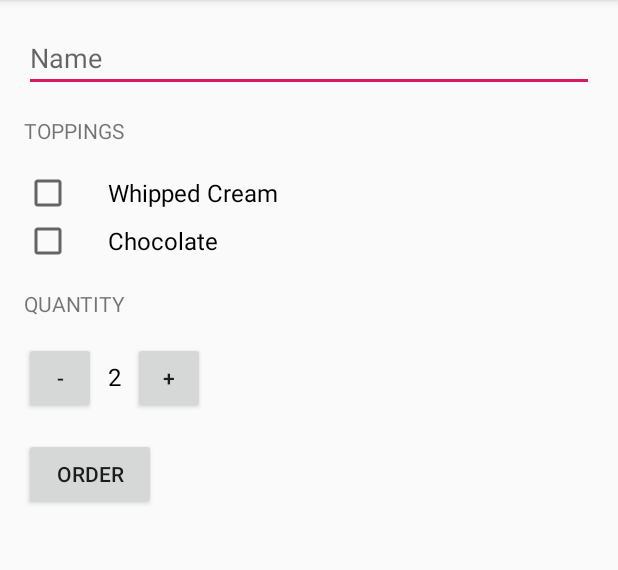
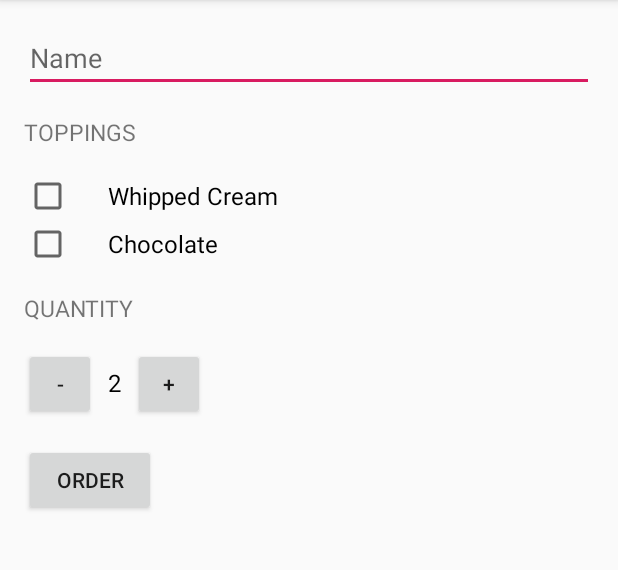
Before and after one commit to RemonShehata/Just-Java, an Android app: the screen it shows after launch (MainActivity), on a phone screen of 412 x 824 dp, the part 84-654 px from its top. Run offline under Robolectric (Android 15) with nearby library versions, the phone set to English and light mode, and no system bars.

Commit message:
Move properties to styles.xml

```diff
--- a/app/src/main/res/layout/activity_main.xml
+++ b/app/src/main/res/layout/activity_main.xml
@@ -21,11 +21,11 @@
             android:inputType="textCapWords" />
 
         <TextView
+            style="@style/Header_text_style"
             android:layout_width="wrap_content"
             android:layout_height="wrap_content"
             android:layout_marginBottom="16dp"
-            android:text="@string/toppings"
-            android:textAllCaps="true" />
+            android:text="@string/toppings" />
 
         <CheckBox
             android:id="@+id/whipped_cream_checkbox"
@@ -44,12 +44,12 @@
             android:textSize="16sp" />
 
         <TextView
+            style="@style/Header_text_style"
             android:layout_width="wrap_content"
             android:layout_height="wrap_content"
             android:layout_marginTop="16dp"
             android:layout_marginBottom="16dp"
-            android:text="@string/quantity"
-            android:textAllCaps="true" />
+            android:text="@string/quantity" />
 
         <LinearLayout
             android:layout_width="match_parent"
--- a/app/src/main/res/values/styles.xml
+++ b/app/src/main/res/values/styles.xml
@@ -8,4 +8,12 @@
         <item name="colorAccent">@color/colorAccent</item>
     </style>
 
+    <style name="Header_text_style">
+        <item name="android:layout_height">48dp</item>
+        <item name="android:layout_width">wrap_content</item>
+        <item name="android:gravity">center_vertical</item>
+        <item name="android:textAllCaps">true</item>
+        <item name="android:textSize">15sp</item>
+    </style>
+
 </resources>
```
